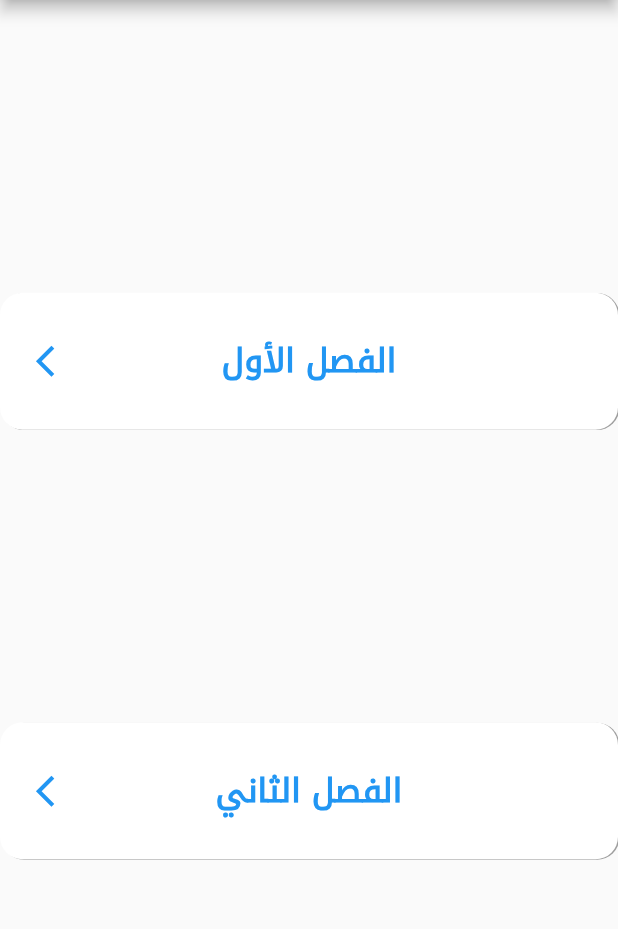
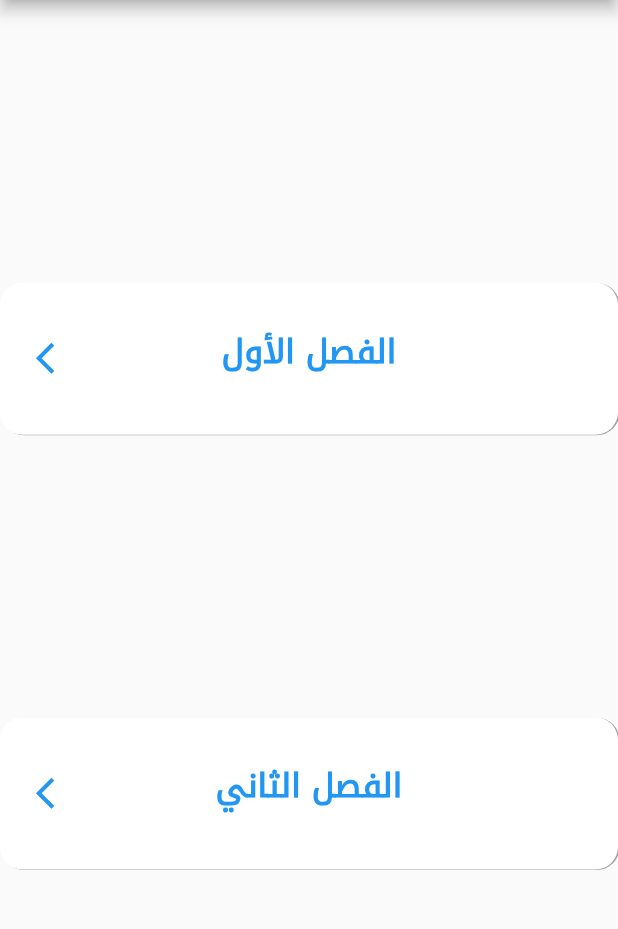
Before and after one commit to Hadeel-AL-Talli/university_app, a Flutter app: the MajorScreen screen opened by its route, after a tap on "سنة أولى", on a phone screen of 412 x 824 dp, the part 84-1013 px from its top. Run offline on Flutter 3.47's test engine with Material 2 defaults, Android fonts, the phone set to English and light mode, and no system bars; our stand-ins replace device_preview, flutter_screenutil, flutter_svg.

```diff
--- a/lib/screens/sign_in.dart
+++ b/lib/screens/sign_in.dart
@@ -97,7 +97,7 @@ class _SignInState extends State<SignIn> {
                       SizedBox(height: 15.h,),
                      Text('تسجيل  ' ,
                       style: TextStyle(fontSize: 12.sp ,fontWeight: FontWeight.bold , fontFamily: 'Droid' , color: Colors.white),),
-                      Text(' الدخول ' ,textAlign: TextAlign.center,
+                      Text('الدخول   ' ,textAlign: TextAlign.center,
                       style: TextStyle(fontSize: 12.sp ,fontWeight: FontWeight.bold , fontFamily: 'Droid',color: Colors.white),),
                    ],
                  ),
--- a/lib/screens/sign_up.dart
+++ b/lib/screens/sign_up.dart
@@ -101,8 +101,7 @@ class _SignUpState extends State<SignUp> {
 
 
 
-
-                child: const Center(child: Text('تسجيل', style: TextStyle(fontSize: 16 , fontWeight: FontWeight.bold , fontFamily: 'Droid',color: Colors.white),)),
+                child:  Center(child: Text('تسجيل', style: TextStyle(fontSize: 16.sp , fontWeight: FontWeight.bold , fontFamily: 'Droid',color: Colors.white),)),
 
                 ),
             ),
--- a/lib/screens/subjects_screen.dart
+++ b/lib/screens/subjects_screen.dart
@@ -1,6 +1,7 @@
 import 'package:flutter/material.dart';
 
 import '../widgets/subjects.dart';
+import 'package:flutter_screenutil/flutter_screenutil.dart';
 
 class SubjectsScreens extends StatefulWidget {
   const SubjectsScreens({ Key? key }) : super(key: key);
@@ -34,7 +35,7 @@ class _SubjectsScreensState extends State<SubjectsScreens> {
       ),
 
       body: GridView.builder(
-         padding: const EdgeInsets.only(left:15),
+         padding:  EdgeInsets.only(left:5.w, right: 5.w, top: 20.h, bottom: 20.h),
               itemCount: 10,
               gridDelegate: const SliverGridDelegateWithFixedCrossAxisCount(
                   crossAxisCount: 2,
--- a/lib/widgets/books.dart
+++ b/lib/widgets/books.dart
@@ -33,7 +33,7 @@ class BooksWidget extends StatelessWidget {
               ]
                 ),
             width: 170.w,
-            height: 165.h,
+            height: 175.h,
             child: Column(
               mainAxisAlignment: MainAxisAlignment.spaceAround,
               children: [
--- a/lib/widgets/department.dart
+++ b/lib/widgets/department.dart
@@ -49,7 +49,7 @@ class Department extends StatelessWidget {
           ),
           Positioned(
             left: -10.w,
-            top: 6.h,
+            top: 10.h,
             child: Container(
 
               decoration: const BoxDecoration(
@@ -61,7 +61,7 @@ class Department extends StatelessWidget {
               ),
 
               child: CircleAvatar(
-                maxRadius: 30,
+                maxRadius: 25,
                 backgroundColor: Colors.white,
                 child: Icon(
                   Icons.arrow_back_ios,
--- a/lib/widgets/forms.dart
+++ b/lib/widgets/forms.dart
@@ -27,7 +27,7 @@ class FormsWidget extends StatelessWidget {
             ]
               ),
           width: 170.w,
-          height: 165.h,
+          height: 175.h,
           child: Column(
             mainAxisAlignment: MainAxisAlignment.spaceAround,
             children: [
--- a/lib/widgets/major.dart
+++ b/lib/widgets/major.dart
@@ -42,7 +42,7 @@ class MajorWidget extends StatelessWidget {
 
            Positioned(
             left: 65.w,
-            bottom: 15.h,
+            bottom: 20.h,
             child: CircleAvatar(
               maxRadius: 20,
               backgroundColor: Color(AppUtils.blueColor),
--- a/lib/widgets/subject.dart
+++ b/lib/widgets/subject.dart
@@ -29,7 +29,7 @@ class SubjectWidget extends StatelessWidget {
             ]
               ),
           width: 170.w,
-          height: 155.h,
+          height: 165.h,
           child: Center(
             child: Image.asset(imagepath)
           ),
--- a/lib/widgets/subjects.dart
+++ b/lib/widgets/subjects.dart
@@ -30,7 +30,7 @@ class SubjectsWidget extends StatelessWidget {
               ]
                 ),
             width: 170.w,
-            height: 165.h,
+            height: 180.h,
             child: Column(
               mainAxisAlignment: MainAxisAlignment.spaceAround,
               children: [
--- a/lib/widgets/summary.dart
+++ b/lib/widgets/summary.dart
@@ -30,7 +30,7 @@ class SummaryWidget extends StatelessWidget {
               ]
                 ),
             width: 170.w,
-            height: 165.h,
+            height: 175.h,
             child: Column(
               mainAxisAlignment: MainAxisAlignment.spaceAround,
               children: [
--- a/lib/widgets/term.dart
+++ b/lib/widgets/term.dart
@@ -24,14 +24,14 @@ class TermWidget extends StatelessWidget {
           Container(
 
             width: 380.w,
-            height: 90.h,
+            height: 100.h,
             child: Padding(
-              padding: const EdgeInsets.symmetric(horizontal: 10 , vertical: 15),
+              padding:  EdgeInsets.symmetric(horizontal: 10.w , vertical: 15.h),
               child: Column(
 
                 children: [
 
-                  const SizedBox(height: 10,),
+                   SizedBox(height: 10.h,),
                   Text(name,textAlign: TextAlign.center,style: const TextStyle(color: Colors.blue , fontSize: 22,fontFamily: 'Droid', fontWeight: FontWeight.bold ))
                 ],
               ),
--- a/lib/widgets/univ_department.dart
+++ b/lib/widgets/univ_department.dart
@@ -37,7 +37,7 @@ class UnivDepartmentWidget extends StatelessWidget {
                     bottomLeft: Radius.circular(30.0),
                     bottomRight: Radius.circular(30.0)), ),
             width: 170.w,
-            height: 155.h,
+            height: 160.h,
             child: Center(
               child: Text(
                 title,
--- a/lib/widgets/videos.dart
+++ b/lib/widgets/videos.dart
@@ -31,7 +31,7 @@ class VideosWidget extends StatelessWidget {
               ]
                 ),
             width: 170.w,
-            height: 165.h,
+            height: 175.h,
             child: Column(
               mainAxisAlignment: MainAxisAlignment.spaceAround,
               children: [
```
